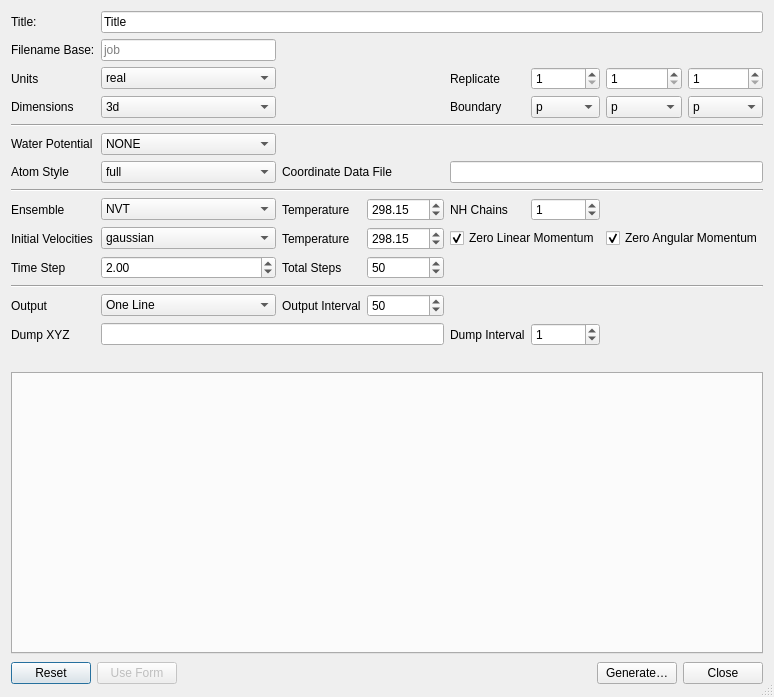
First picture: the form in avogadro/qtplugins/lammpsinput/lammpsinputdialog.ui, repository OpenChemistry/avogadrolibs, before the edit.
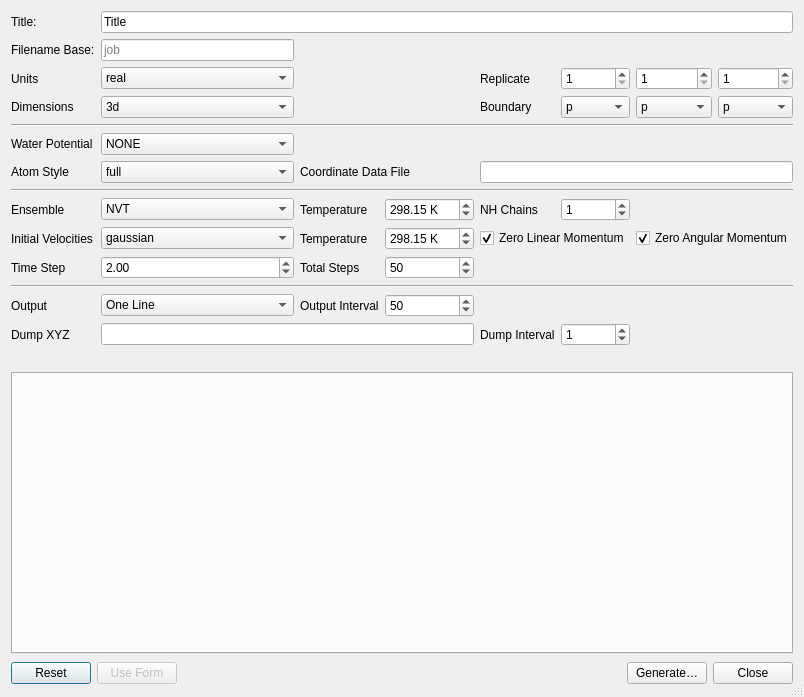
Second picture: the form after the edit.

What changed in the file:
```diff
--- a/avogadro/qtplugins/lammpsinput/lammpsinputdialog.ui
+++ b/avogadro/qtplugins/lammpsinput/lammpsinputdialog.ui
@@ -6,7 +6,7 @@
    <rect>
     <x>0</x>
     <y>0</y>
-    <width>774</width>
+    <width>804</width>
     <height>697</height>
    </rect>
   </property>
@@ -330,6 +330,9 @@
      </item>
      <item row="8" column="3">
       <widget class="QDoubleSpinBox" name="tempSpin">
+       <property name="suffix">
+        <string notr="true"> K</string>
+       </property>
        <property name="decimals">
         <number>2</number>
        </property>
@@ -751,6 +754,9 @@
        <property name="toolTip">
         <string>Set the initial atom velocities to match this temperature.</string>
        </property>
+       <property name="suffix">
+        <string notr="true"> K</string>
+       </property>
        <property name="maximum">
         <double>20000.000000000000000</double>
        </property>
```
Left out of the diff: 68 changed lines with no effect on the pictures.
